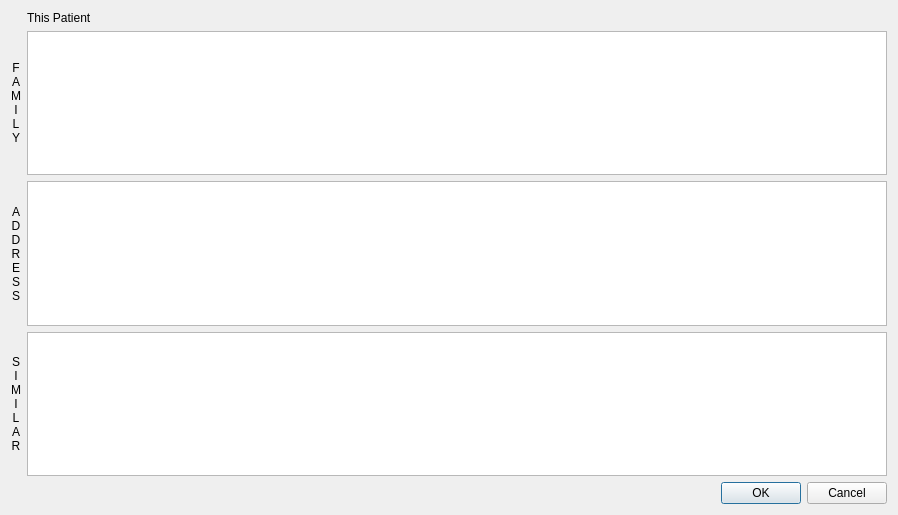
First picture: the form in src/openmolar/qt-designer/related_patients.ui, repository rowinggolfer/openmolar1, before the edit.
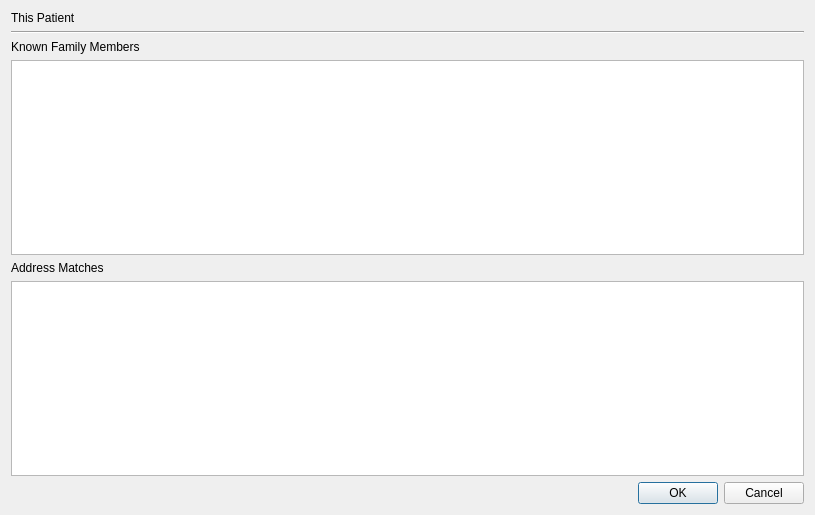
Second picture: the form after the edit.

Commit message: cleaner related patients dialog, removing the soundex stuff that proved to be of little use.

```diff
--- a/src/openmolar/qt-designer/related_patients.ui
+++ b/src/openmolar/qt-designer/related_patients.ui
@@ -6,46 +6,36 @@
    <rect>
     <x>0</x>
     <y>0</y>
-    <width>898</width>
+    <width>815</width>
     <height>515</height>
    </rect>
   </property>
   <property name="windowTitle">
    <string>Related Patients</string>
   </property>
-  <layout class="QGridLayout" name="gridLayout">
-   <item row="0" column="1">
+  <layout class="QVBoxLayout" name="verticalLayout">
+   <item>
     <widget class="QLabel" name="thisPatient_label">
      <property name="text">
       <string>This Patient</string>
      </property>
     </widget>
    </item>
-   <item row="1" column="0">
+   <item>
+    <widget class="Line" name="line">
+     <property name="orientation">
+      <enum>Qt::Horizontal</enum>
+     </property>
+    </widget>
+   </item>
+   <item>
     <widget class="QLabel" name="label">
-     <property name="maximumSize">
-      <size>
-       <width>21</width>
-       <height>16777215</height>
-      </size>
-     </property>
      <property name="text">
-      <string>F
-A
-M
-I
-L
-Y</string>
-     </property>
-     <property name="alignment">
-      <set>Qt::AlignCenter</set>
-     </property>
-     <property name="wordWrap">
-      <bool>true</bool>
+      <string>Known Family Members</string>
      </property>
     </widget>
    </item>
-   <item row="1" column="1">
+   <item>
     <widget class="QTableWidget" name="family_tableWidget">
      <property name="editTriggers">
       <set>QAbstractItemView::AnyKeyPressed|QAbstractItemView::DoubleClicked|QAbstractItemView::EditKeyPressed</set>
@@ -58,32 +48,14 @@
      </property>
     </widget>
    </item>
-   <item row="2" column="0">
+   <item>
     <widget class="QLabel" name="label_2">
-     <property name="maximumSize">
-      <size>
-       <width>21</width>
-       <height>16777215</height>
-      </size>
-     </property>
      <property name="text">
-      <string>A
-D
-D
-R
-E
-S
-S</string>
-     </property>
-     <property name="alignment">
-      <set>Qt::AlignCenter</set>
-     </property>
-     <property name="wordWrap">
-      <bool>true</bool>
+      <string>Address Matches</string>
      </property>
     </widget>
    </item>
-   <item row="2" column="1">
+   <item>
     <widget class="QTableWidget" name="address_tableWidget">
      <property name="alternatingRowColors">
       <bool>true</bool>
@@ -93,42 +65,7 @@
      </property>
     </widget>
    </item>
-   <item row="3" column="0">
-    <widget class="QLabel" name="label_3">
-     <property name="maximumSize">
-      <size>
-       <width>21</width>
-       <height>16777215</height>
-      </size>
-     </property>
-     <property name="text">
-      <string>S
-I
-M
-I
-L
-A
-R</string>
-     </property>
-     <property name="alignment">
-      <set>Qt::AlignCenter</set>
-     </property>
-     <property name="wordWrap">
-      <bool>true</bool>
-     </property>
-    </widget>
-   </item>
-   <item row="3" column="1">
-    <widget class="QTableWidget" name="soundex_tableWidget">
-     <property name="alternatingRowColors">
-      <bool>true</bool>
-     </property>
-     <property name="selectionBehavior">
-      <enum>QAbstractItemView::SelectRows</enum>
-     </property>
-    </widget>
-   </item>
-   <item row="4" column="0" colspan="2">
+   <item>
     <widget class="QDialogButtonBox" name="buttonBox">
      <property name="orientation">
       <enum>Qt::Horizontal</enum>
```
The commit also changes 10 other files.
